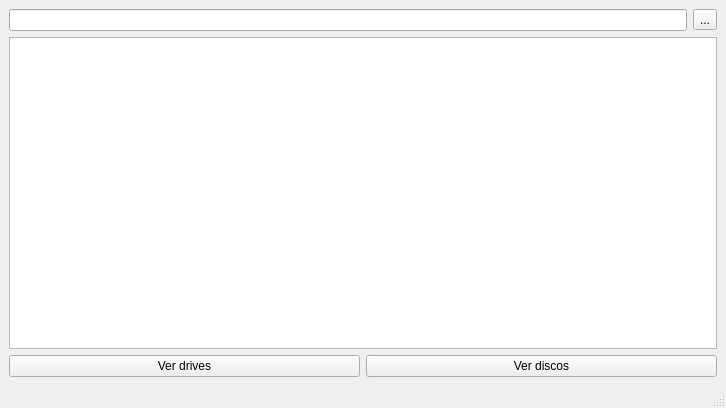
Qt form tools/sinf_mark_gui/main_window.ui (renatormc/sinftools) before a commit.
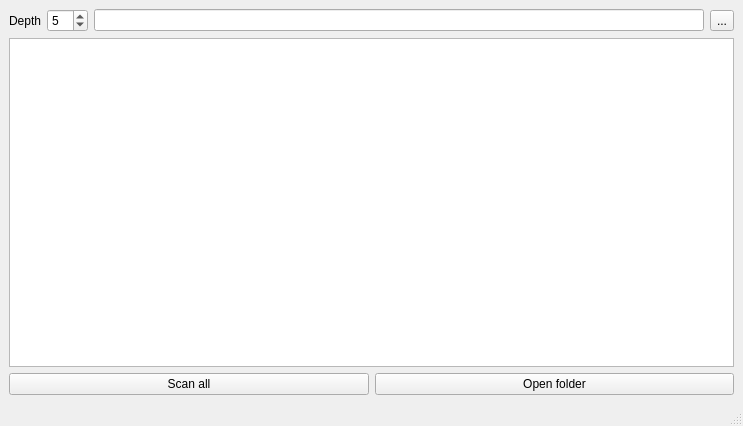
The same form after that commit.

```diff
--- a/tools/sinf_mark_gui/main_window.ui
+++ b/tools/sinf_mark_gui/main_window.ui
@@ -6,8 +6,8 @@
    <rect>
     <x>0</x>
     <y>0</y>
-    <width>726</width>
-    <height>408</height>
+    <width>743</width>
+    <height>426</height>
    </rect>
   </property>
   <property name="windowTitle">
@@ -17,6 +17,23 @@
    <layout class="QVBoxLayout" name="verticalLayout">
     <item>
      <layout class="QHBoxLayout" name="horizontalLayout">
+      <item>
+       <widget class="QLabel" name="label">
+        <property name="text">
+         <string>Depth</string>
+        </property>
+       </widget>
+      </item>
+      <item>
+       <widget class="QSpinBox" name="spb_depth">
+        <property name="minimum">
+         <number>1</number>
+        </property>
+        <property name="value">
+         <number>5</number>
+        </property>
+       </widget>
+      </item>
       <item>
        <widget class="QLineEdit" name="led_folder">
         <property name="readOnly">
@@ -34,21 +51,31 @@
      </layout>
     </item>
     <item>
-     <widget class="QListWidget" name="lsw_main"/>
+     <widget class="QTableView" name="tbv_markers">
+      <property name="alternatingRowColors">
+       <bool>true</bool>
+      </property>
+      <property name="selectionBehavior">
+       <enum>QAbstractItemView::SelectRows</enum>
+      </property>
+      <attribute name="horizontalHeaderStretchLastSection">
+       <bool>true</bool>
+      </attribute>
+     </widget>
     </item>
     <item>
      <layout class="QHBoxLayout" name="horizontalLayout_2">
       <item>
        <widget class="QPushButton" name="btn_scan_drives">
         <property name="text">
-         <string>Ver drives</string>
+         <string>Scan all</string>
         </property>
        </widget>
       </item>
       <item>
        <widget class="QPushButton" name="pushButton_2">
         <property name="text">
-         <string>Ver discos</string>
+         <string>Open folder</string>
         </property>
        </widget>
       </item>
```
Left out of the diff: 6 changed lines with no effect on the pictures.
